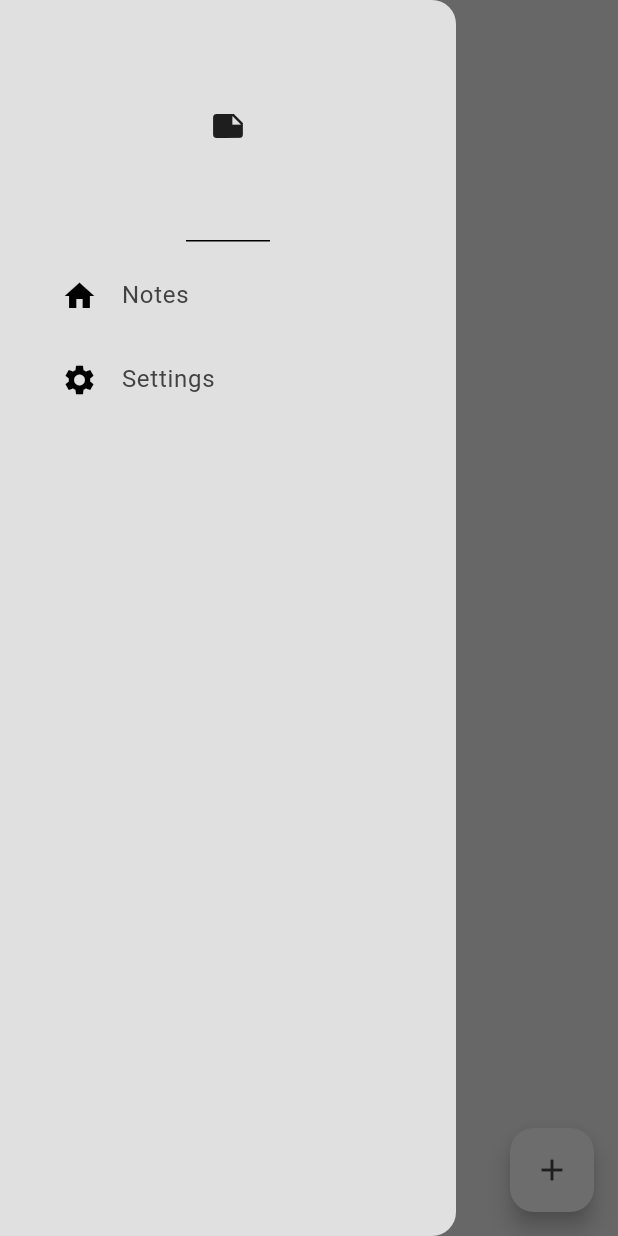
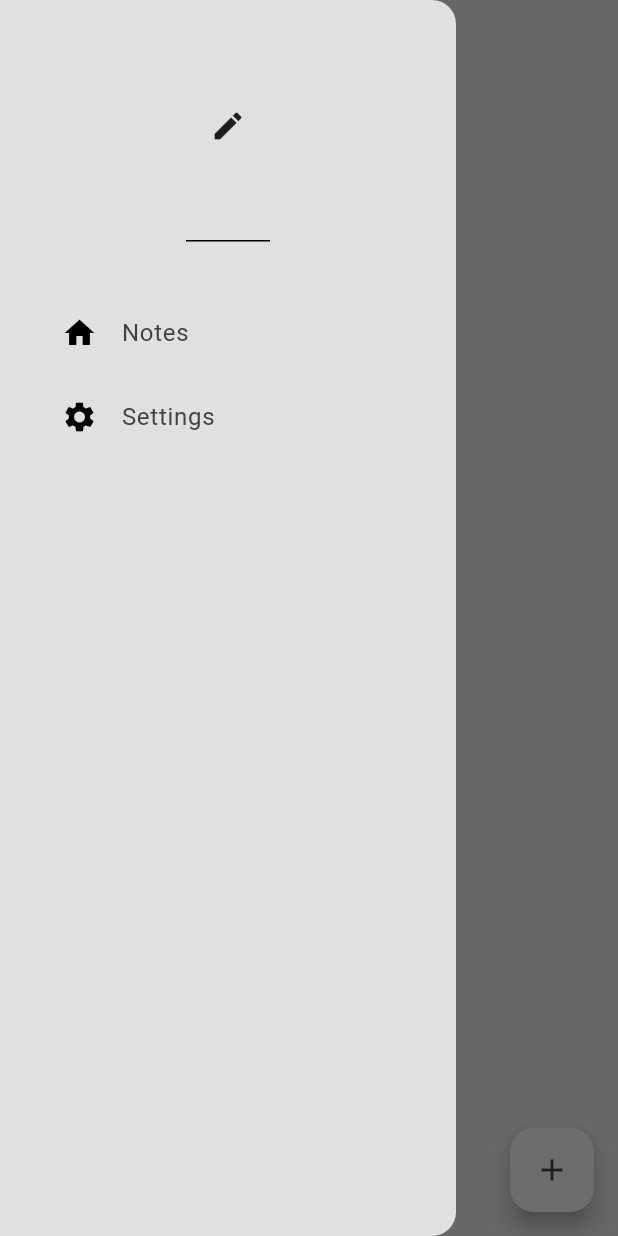
Before and after one commit to faldi17/notes-flutter, a Flutter app: the screen it shows after launch, with the side drawer open, on a phone screen of 412 x 824 dp. Run offline on Flutter 3.47's test engine with Material 3 defaults, Android fonts, the phone set to English and light mode, and no system bars; our stand-ins replace google_fonts, isar, popover; accounts and stored records are empty; generated files the repository leaves out were written again.

Commit message:
finish for notes app

```diff
--- a/lib/components/drawer.dart
+++ b/lib/components/drawer.dart
@@ -12,7 +12,8 @@ class MyDrawer extends StatelessWidget {
       child: Column(
         children: [
           // header
-          const DrawerHeader(child: Icon(Icons.note)),
+          const DrawerHeader(child: Icon(Icons.edit)),
+          const SizedBox(height: 25),
 
           // notes tile
           DrawerTile(
--- a/lib/components/note_tile.dart
+++ b/lib/components/note_tile.dart
@@ -31,6 +31,7 @@ class NoteTile extends StatelessWidget {
         trailing: Builder(
           builder: (context) {
             return IconButton(
+              icon: const Icon(Icons.more_vert),
               onPressed: () => showPopover(
                 width: 100,
                 height: 100,
@@ -41,7 +42,6 @@ class NoteTile extends StatelessWidget {
                   onDeleteTap: onDeletePressed,
                 ),
               ),
-              icon: const Icon(Icons.more_vert),
             );
           }
         ),
--- a/lib/theme/theme.dart
+++ b/lib/theme/theme.dart
@@ -15,9 +15,9 @@ ThemeData lightMode = ThemeData(
 ThemeData darkMode = ThemeData(
   brightness: Brightness.dark,
   colorScheme: ColorScheme.dark(
-    background: Colors.grey.shade900,
-    primary: Colors.grey.shade800,
-    secondary: Colors.grey.shade700,
+    background: const Color.fromARGB(255, 24, 24, 24),
+    primary: const Color.fromARGB(255, 34, 34, 34),
+    secondary: const Color.fromARGB(255, 49, 49, 49),
     inversePrimary: Colors.grey.shade300,
   ),
 );
```
Also changed, not shown: lib/components/note_settings.dart (+8 -2 lines).
